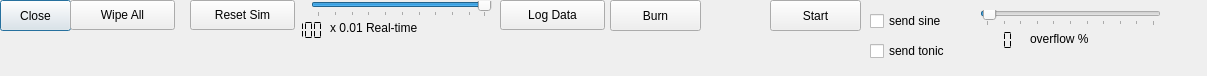
Before: the Qt Designer form source/py/multC_tester/MVC_MainGUI.ui in wonjsohn/nerf-verilog, drawn with Qt 5.
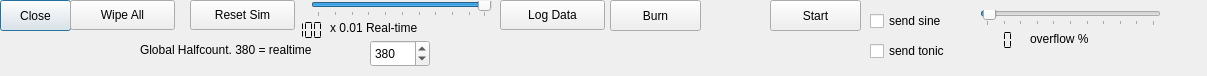
After: the same form once the commit is applied.

```diff
--- a/source/py/multC_tester/MVC_MainGUI.ui
+++ b/source/py/multC_tester/MVC_MainGUI.ui
@@ -1139,6 +1139,35 @@
     <string>send tonic</string>
    </property>
   </widget>
+  <widget class="QSpinBox" name="spinBox">
+   <property name="geometry">
+    <rect>
+     <x>370</x>
+     <y>40</y>
+     <width>60</width>
+     <height>27</height>
+    </rect>
+   </property>
+   <property name="maximum">
+    <number>999999</number>
+   </property>
+   <property name="value">
+    <number>380</number>
+   </property>
+  </widget>
+  <widget class="QLabel" name="label_2">
+   <property name="geometry">
+    <rect>
+     <x>140</x>
+     <y>40</y>
+     <width>221</width>
+     <height>20</height>
+    </rect>
+   </property>
+   <property name="text">
+    <string>Global Halfcount. 380 = realtime</string>
+   </property>
+  </widget>
  </widget>
  <resources/>
  <connections>
```
